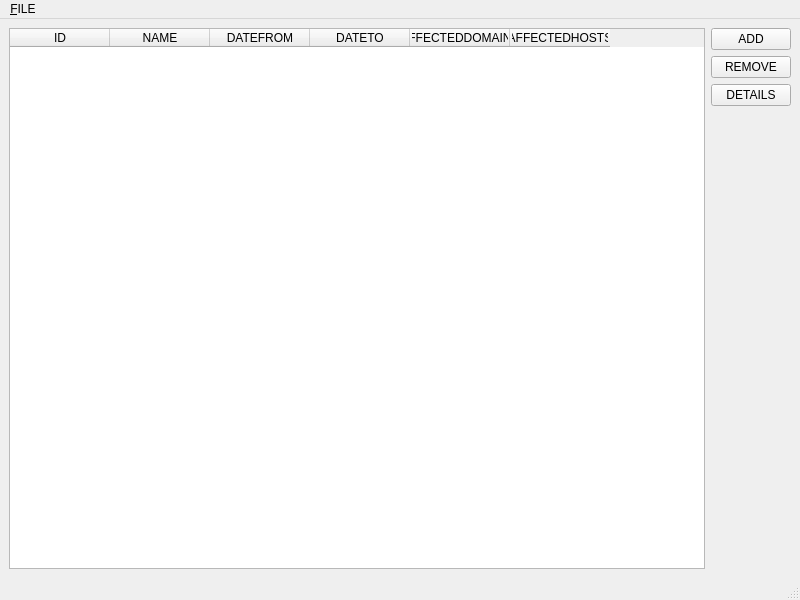
First picture: the form in frmmain.ui, repository gerald-b/sslchecker, before the edit.
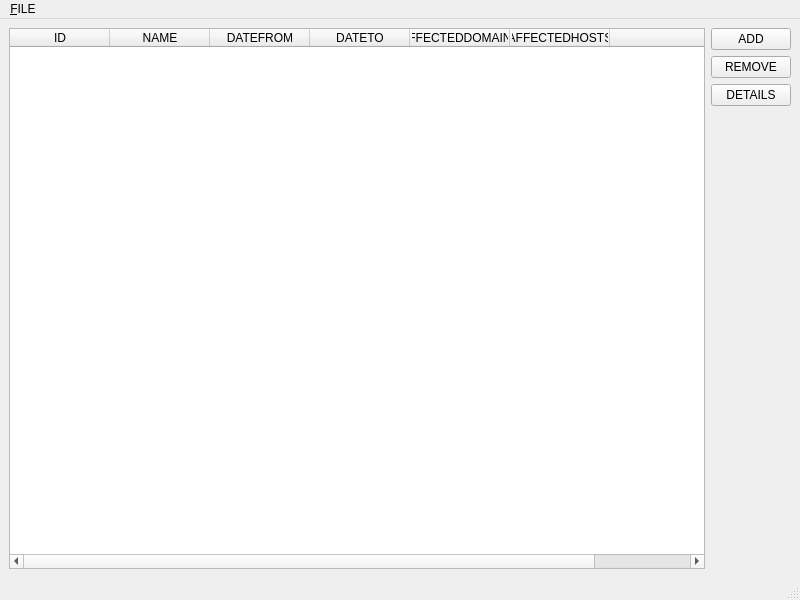
Second picture: the form after the edit.

Commit message: Enabled readonly and rowselection in the tblWidget. I also put an dummy colum at the end.

What changed in the file:
```diff
--- a/frmmain.ui
+++ b/frmmain.ui
@@ -47,6 +47,11 @@
         <string>AFFECTEDHOSTS</string>
        </property>
       </column>
+      <column>
+       <property name="text">
+        <string/>
+       </property>
+      </column>
      </widget>
     </item>
     <item>
```
Left out of the diff: 8 changed lines with no effect on the pictures. The commit also changes 1 other file.
